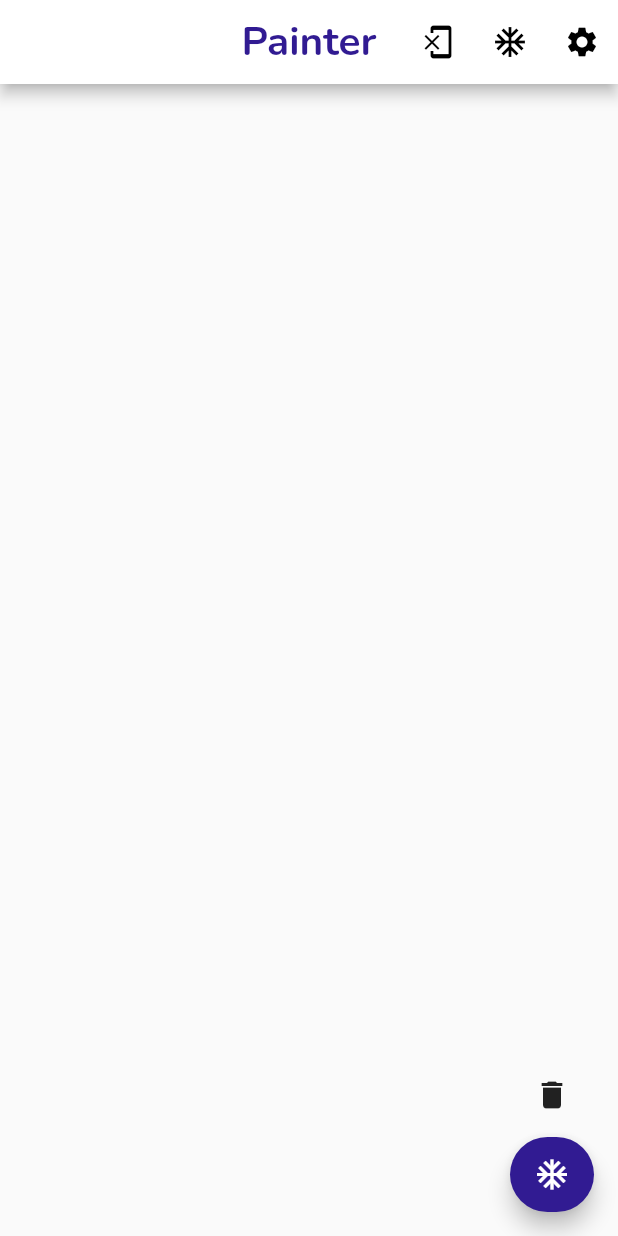
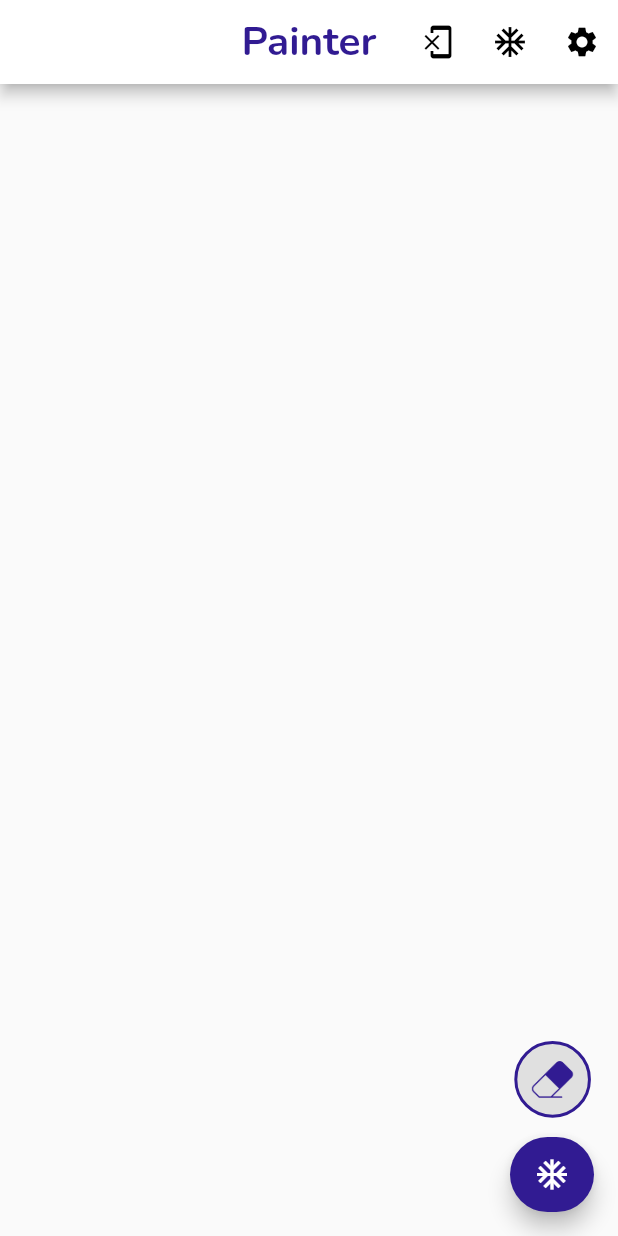
Before and after one commit to AbdallahNassar/Painter, a Flutter app: the screen it shows after launch, on a phone screen of 412 x 824 dp. Run offline on Flutter 3.47's test engine with Material 2 defaults, Android fonts, the phone set to English and light mode, and no system bars; drawn by our look-alikes of flutter_speed_dial; our stand-ins replace flutter_colorpicker, get.

Commit message:
added eraser

```diff
--- a/painter/lib/app/core/theme/app_colors.dart
+++ b/painter/lib/app/core/theme/app_colors.dart
@@ -3,4 +3,6 @@ import 'package:flutter/material.dart';
 class AppColors {
   static const Color scaffoldBacgroundColor = Colors.white;
   static const Color textWaveColor = Colors.blue;
+  static final Color primaryColor = Colors.deepPurple.shade900;
+  static final Color grey = Colors.grey.shade300;
 }
--- a/painter/lib/app/core/theme/app_theme.dart
+++ b/painter/lib/app/core/theme/app_theme.dart
@@ -11,7 +11,7 @@ class AppTheme {
     appBarTheme: AppBarTheme(
       backgroundColor: AppColors.scaffoldBacgroundColor,
       titleTextStyle: TextStyle(
-        color: Colors.deepPurple.shade900,
+        color: AppColors.primaryColor,
         fontWeight: FontWeight.bold,
         fontSize: 27.0,
         fontFamily: 'Nunito',
--- a/painter/lib/app/modules/home/views/home_view.dart
+++ b/painter/lib/app/modules/home/views/home_view.dart
@@ -1,6 +1,8 @@
 import 'package:flutter/material.dart';
 import 'package:flutter/rendering.dart';
 import 'package:get/get.dart';
+import 'package:painter/app/core/theme/app_colors.dart';
+import 'package:painter/app/core/theme/app_theme.dart';
 
 import 'package:painter/app/modules/home/widgets/custom_fab.dart';
 import 'package:painter/app/modules/home/widgets/my_painter.dart';
@@ -16,7 +18,7 @@ class HomeView extends GetView<HomeController> {
   @override
   Widget build(BuildContext context) {
     //================================ Parameters ==============================
-
+    final MediaQueryData _mediaQuery = MediaQuery.of(context);
     //==========================================================================
     print('rebuilding home');
     return Scaffold(
@@ -72,15 +74,28 @@ class HomeView extends GetView<HomeController> {
             ),
           ),
           GestureDetector(
-            onPanStart: (details) {
-              print(details.localPosition);
-              controller.erase(details.localPosition);
-            },
             child: SpringyWidget(
-              alignment: Alignment(0.835, 0.78),
+              alignment: _mediaQuery.orientation == Orientation.portrait
+                  ? Alignment(0.9, 0.78)
+                  : Alignment(0.945, 0.5),
               duration: Duration(milliseconds: 800),
-              child: Icon(
-                Icons.delete,
+              child: Container(
+                padding: const EdgeInsets.all(5.0),
+                decoration: BoxDecoration(
+                  borderRadius: BorderRadius.circular(220.0),
+                  border: Border.all(
+                    width: 2.0,
+                    color: AppColors.primaryColor,
+                  ),
+                  color: AppColors.grey,
+                ),
+                child: Image.asset(
+                  'assets/icons/eraserIcon.png',
+                  // color: Colors.black,
+                  height: _mediaQuery.orientation == Orientation.portrait
+                      ? _mediaQuery.size.height * 0.045
+                      : _mediaQuery.size.width * 0.045,
+                ),
               ),
             ),
           ),
--- a/painter/lib/app/modules/home/widgets/springy_widget.dart
+++ b/painter/lib/app/modules/home/widgets/springy_widget.dart
@@ -68,8 +68,6 @@ class _SpringyWidgetState extends State<SpringyWidget>
     final _springSimulation = SpringSimulation(spring, 0, 1, _unitVelocity);
 
     _animationController.animateWith(_springSimulation);
-
-    // _animationController.forward();
   }
 
   //============================================================================
@@ -89,22 +87,26 @@ class _SpringyWidgetState extends State<SpringyWidget>
   Widget build(BuildContext context) {
     //================================ Parameters ==============================
     final _size = MediaQuery.of(context).size;
+
     //==========================================================================
     return GestureDetector(
       // [Align] with [AnimationController ]is used to animated the alignment
       //  of the widget while it's being held
       onPanUpdate: (details) {
-        homeController.erase(details.localPosition);
         // add to the current alignment some [x,y] to move it
         // divide by 2 to convert units of “pixels dragged” to coordinates
         // that Align uses which is in range [0,1]
         setState(() {
           _dragAlignment += Alignment(
-            (details.delta.dx) / (_size.width / 2),
-            (details.delta.dy) / (_size.height / 2),
+            details.delta.dx / (_size.width / 2.3),
+            details.delta.dy / (_size.height / 2.4),
           );
         });
+
+        // remove the point where the widget is at
+        homeController.erase(details.localPosition);
       },
+
       // this will call the 'run animation' method to animate the widget
       // back to it's position when the user releases his fingers
       onPanEnd: (endDetails) =>
```
Also changed, not shown: painter/assets/icons/eraserIcon.png (added).
